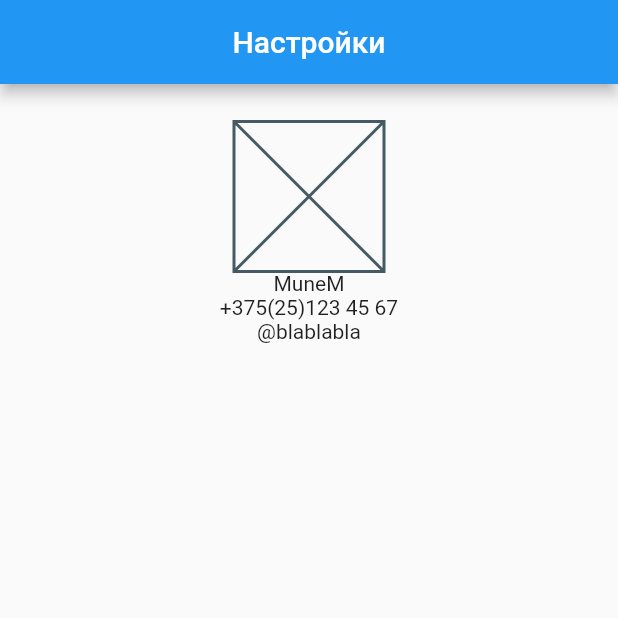
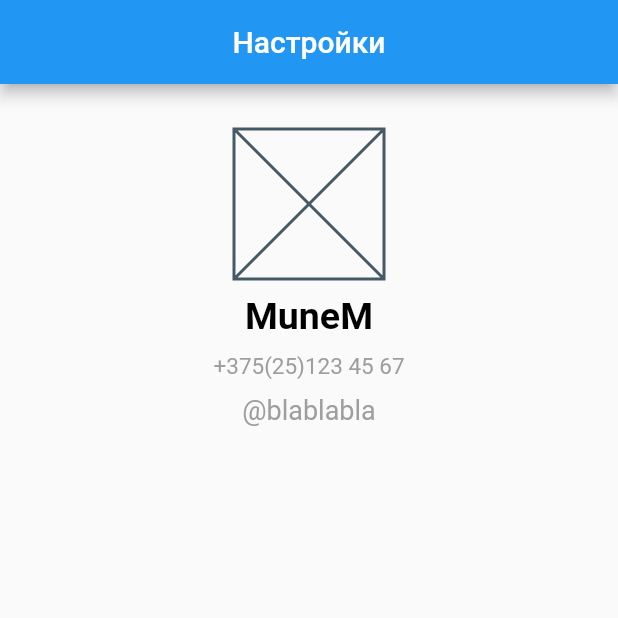
Before and after one commit to munem91/LazyLoad-Dart-Flutter, a Flutter app: the screen it shows after launch, on a phone screen of 412 x 824 dp, the top half of it. Run offline on Flutter 3.47's test engine with Material 2 defaults, Android fonts, the phone set to English and light mode, and no system bars.

Commit message:
commitlesson20

```diff
--- a/lib/widgets/user_profile.dart
+++ b/lib/widgets/user_profile.dart
@@ -16,15 +16,14 @@ class UserProfile extends StatelessWidget {
           mainAxisAlignment: MainAxisAlignment.start,
           crossAxisAlignment: CrossAxisAlignment.center,
           children: [
-            SizedBox(height: 25),
-            Container(
-              width: 100,
-              height: 100,
-              child: Placeholder(),
-            ),
-            Text('MuneM'),
-            Text('+375(25)123 45 67'),
-            Text('@blablabla'),
+            SizedBox(height: 30),
+            _AvatarWidget(),
+            SizedBox(height: 10),
+            _UserNameWidget(),
+            SizedBox(height: 10),
+            _UserPhoneWidget(),
+            SizedBox(height: 10),
+            _UserNickNameWidget(),
           ],
         ),
       ),
@@ -32,3 +31,68 @@ class UserProfile extends StatelessWidget {
     // return Text('test');
   }
 }
+
+class _UserNickNameWidget extends StatelessWidget {
+  const _UserNickNameWidget({
+    Key? key,
+  }) : super(key: key);
+
+  @override
+  Widget build(BuildContext context) {
+    return Text('@blablabla',
+        style: TextStyle(
+          color: Colors.grey,
+          fontSize: 18,
+        ));
+  }
+}
+
+class _UserPhoneWidget extends StatelessWidget {
+  const _UserPhoneWidget({
+    Key? key,
+  }) : super(key: key);
+
+  @override
+  Widget build(BuildContext context) {
+    return Text(
+      '+375(25)123 45 67',
+      style: TextStyle(
+        color: Colors.grey,
+        fontSize: 15,
+      ),
+    );
+  }
+}
+
+class _UserNameWidget extends StatelessWidget {
+  const _UserNameWidget({
+    Key? key,
+  }) : super(key: key);
+
+  @override
+  Widget build(BuildContext context) {
+    return Text(
+      'MuneM',
+      style: TextStyle(
+        color: Colors.black,
+        fontSize: 25,
+        fontWeight: FontWeight.w600,
+      ),
+    );
+  }
+}
+
+class _AvatarWidget extends StatelessWidget {
+  const _AvatarWidget({
+    Key? key,
+  }) : super(key: key);
+
+  @override
+  Widget build(BuildContext context) {
+    return Container(
+      width: 100,
+      height: 100,
+      child: Placeholder(),
+    );
+  }
+}
```
